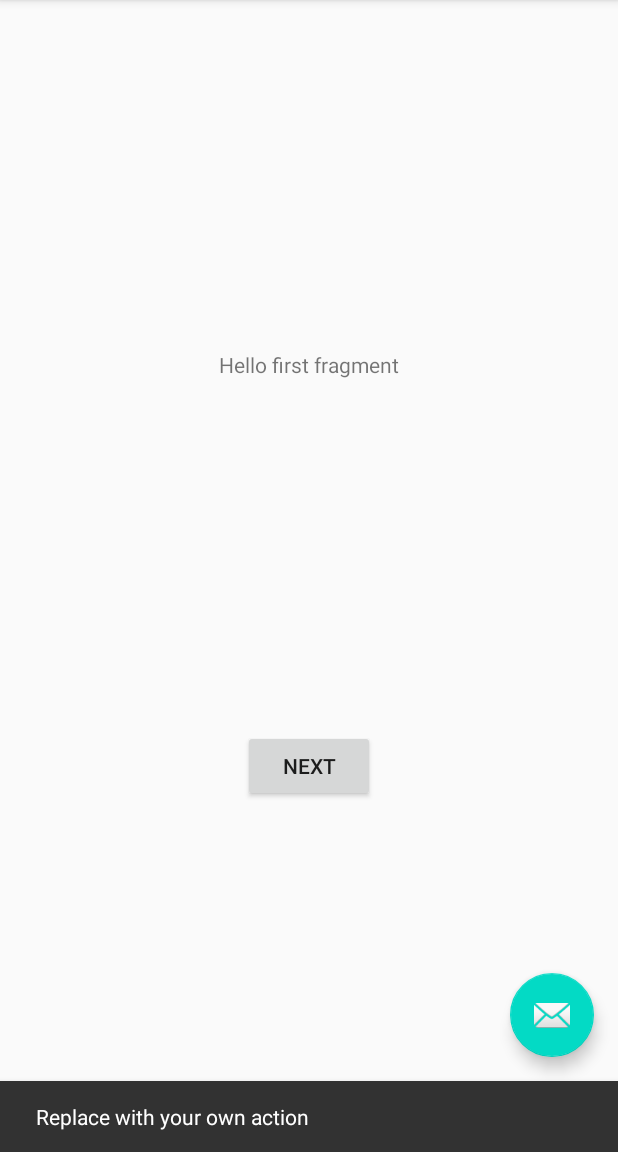
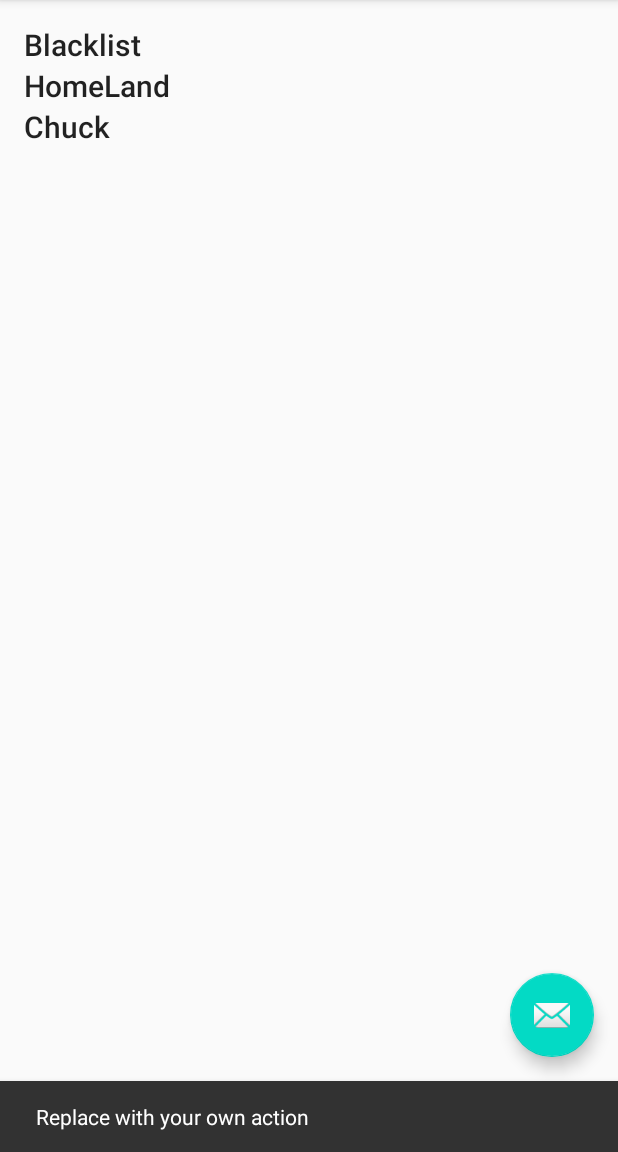
Before and after one commit to derricknjeru/Motion, an Android app: the screen it shows after launch (MainActivity), after a tap on an icon or button, on a phone screen of 412 x 824 dp, the part 84-1236 px from its top. Run offline under Robolectric (Android 15) with nearby library versions, the phone set to English and light mode, and no system bars.

Commit message:
Added recyclerView

```diff
--- a/app/build.gradle
+++ b/app/build.gradle
@@ -29,6 +29,9 @@ android {
     kotlinOptions {
         jvmTarget = '1.8'
     }
+    viewBinding {
+        enabled = true
+    }
 }
 
 dependencies {
--- /dev/null
+++ b/app/src/main/java/com/derrick/motion/adapters/MovieAdapter.kt
@@ -0,0 +1,36 @@
+package com.derrick.motion.adapters
+
+import android.view.LayoutInflater
+import android.view.View
+import android.view.ViewGroup
+import android.widget.TextView
+import androidx.recyclerview.widget.RecyclerView
+import com.derrick.motion.R
+import com.derrick.motion.data.models.Movie
+
+
+class MovieAdapter : RecyclerView.Adapter<MovieAdapter.ViewHolder>() {
+     var data = listOf<Movie>()
+        set(value) {
+            field = value
+            notifyDataSetChanged()
+        }
+
+    class ViewHolder(itemView: View) : RecyclerView.ViewHolder(itemView) {
+        val movie_title: TextView = itemView.findViewById(R.id.movie_title)
+    }
+
+    override fun onCreateViewHolder(parent: ViewGroup, viewType: Int): ViewHolder {
+        val layoutInflater = LayoutInflater.from(parent.context)
+        val view = layoutInflater.inflate(R.layout.movie_grid, parent, false)
+        return ViewHolder(view)
+    }
+
+    override fun getItemCount() = data.size
+
+
+    override fun onBindViewHolder(holder: ViewHolder, position: Int) {
+        val movie = data[position]
+        holder.movie_title.text = movie.title
+    }
+}
--- /dev/null
+++ b/app/src/main/java/com/derrick/motion/data/MovieDatabase.java
@@ -0,0 +1,5 @@
+package com.derrick.motion.data;
+
+public class MovieDatabase {
+
+}
--- /dev/null
+++ b/app/src/main/java/com/derrick/motion/data/models/Movie.kt
@@ -0,0 +1,3 @@
+package com.derrick.motion.data.models
+
+data class Movie(var title: String)
--- a/app/src/main/java/com/derrick/motion/ui/HomeFragment.kt
+++ b/app/src/main/java/com/derrick/motion/ui/HomeFragment.kt
@@ -1,32 +1,49 @@
 package com.derrick.motion.ui
 
 import android.os.Bundle
-import androidx.fragment.app.Fragment
 import android.view.LayoutInflater
 import android.view.View
 import android.view.ViewGroup
-import android.widget.Button
-import androidx.navigation.fragment.findNavController
-import com.derrick.motion.R
+import androidx.fragment.app.Fragment
+import com.derrick.motion.adapters.MovieAdapter
+import com.derrick.motion.data.models.Movie
+import com.derrick.motion.databinding.FragmentHomeBinding
 
 /**
  * A simple [Fragment] subclass as the default destination in the navigation.
  */
 class HomeFragment : Fragment() {
 
+    val moviesList = listOf("Blacklist", "HomeLand", "Chuck")
+
+    private var _binding: FragmentHomeBinding? = null
+    private val binding get() = _binding!!
     override fun onCreateView(
         inflater: LayoutInflater, container: ViewGroup?,
         savedInstanceState: Bundle?
     ): View? {
         // Inflate the layout for this fragment
-        return inflater.inflate(R.layout.fragment_home, container, false)
+        _binding = FragmentHomeBinding.inflate(inflater, container, false)
+        val view: View = binding.root
+        return view
     }
 
     override fun onViewCreated(view: View, savedInstanceState: Bundle?) {
         super.onViewCreated(view, savedInstanceState)
 
-        view.findViewById<Button>(R.id.button_first).setOnClickListener {
-            findNavController().navigate(R.id.action_HomeFragment_to_DetailFragment)
+        val adapter = MovieAdapter()
+        binding.movieList.adapter = adapter
+
+        val data = mutableListOf<Movie>()
+        for (title in moviesList) {
+            val movie = Movie(title)
+            data.add(movie)
         }
+        adapter.data = data
+    }
+
+    override fun onDestroyView() {
+        super.onDestroyView()
+        _binding = null
     }
 }
--- a/app/src/main/res/layout/fragment_home.xml
+++ b/app/src/main/res/layout/fragment_home.xml
@@ -4,26 +4,17 @@
     xmlns:tools="http://schemas.android.com/tools"
     android:layout_width="match_parent"
     android:layout_height="match_parent"
+    android:padding="@dimen/fragment_padding"
     android:transitionName="fragment_shared_container_element"
     tools:context=".ui.HomeFragment">
 
-    <TextView
-        android:id="@+id/textview_first"
-        android:layout_width="wrap_content"
-        android:layout_height="wrap_content"
-        android:text="@string/hello_first_fragment"
-        app:layout_constraintBottom_toTopOf="@id/button_first"
+    <androidx.recyclerview.widget.RecyclerView
+        android:id="@+id/movie_list"
+        android:layout_width="0dp"
+        android:layout_height="0dp"
+        app:layoutManager="androidx.recyclerview.widget.LinearLayoutManager"
+        app:layout_constraintBottom_toBottomOf="parent"
         app:layout_constraintEnd_toEndOf="parent"
         app:layout_constraintStart_toStartOf="parent"
         app:layout_constraintTop_toTopOf="parent" />
-
-    <Button
-        android:id="@+id/button_first"
-        android:layout_width="wrap_content"
-        android:layout_height="wrap_content"
-        android:text="@string/next"
-        app:layout_constraintBottom_toBottomOf="parent"
-        app:layout_constraintEnd_toEndOf="parent"
-        app:layout_constraintStart_toStartOf="parent"
-        app:layout_constraintTop_toBottomOf="@id/textview_first" />
 </androidx.constraintlayout.widget.ConstraintLayout>
--- /dev/null
+++ b/app/src/main/res/layout/movie_grid.xml
@@ -0,0 +1,16 @@
+<?xml version="1.0" encoding="utf-8"?>
+<androidx.constraintlayout.widget.ConstraintLayout xmlns:android="http://schemas.android.com/apk/res/android"
+    xmlns:app="http://schemas.android.com/apk/res-auto"
+    xmlns:tools="http://schemas.android.com/tools"
+    android:layout_width="match_parent"
+    android:layout_height="wrap_content">
+
+    <TextView
+        android:id="@+id/movie_title"
+        android:layout_width="wrap_content"
+        android:layout_height="wrap_content"
+        android:text="@string/movie_title"
+        style="@style/TextAppearance.AppCompat.Title"
+        app:layout_constraintStart_toStartOf="parent"
+        app:layout_constraintTop_toTopOf="parent" />
+</androidx.constraintlayout.widget.ConstraintLayout>
--- a/app/src/main/res/values/dimens.xml
+++ b/app/src/main/res/values/dimens.xml
@@ -1,3 +1,4 @@
 <resources>
     <dimen name="fab_margin">16dp</dimen>
+    <dimen name="fragment_padding">16dp</dimen>
 </resources>
--- a/app/src/main/res/values/strings.xml
+++ b/app/src/main/res/values/strings.xml
@@ -11,4 +11,5 @@
     <string name="hello_second_fragment">Hello second fragment. Arg: %1$s</string>
     <string name="home_fragment_label">Home</string>
     <string name="detail_fragment_label">Details</string>
+    <string name="movie_title">Blacklist</string>
 </resources>
```
